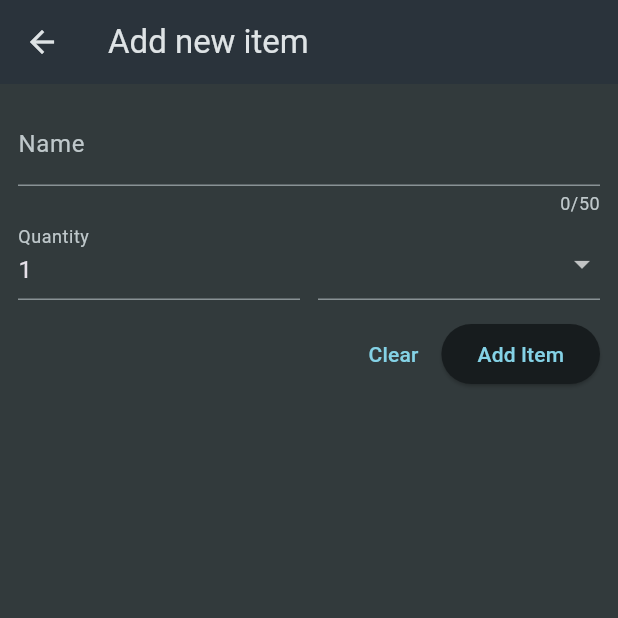
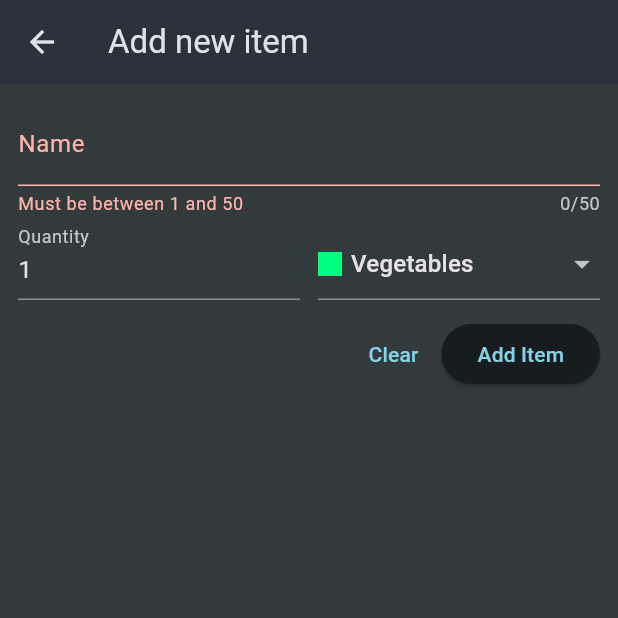
Before and after one commit to majedNaifeh/flutter_shopping_list, a Flutter app: the NewItem screen opened directly, after a tap on "Add Item", on a phone screen of 412 x 824 dp, the top half of it. Run offline on Flutter 3.47's test engine with Material 3 defaults, Android fonts, the phone set to English and light mode, and no system bars.

Commit message:
validate the from inputs,adding dissmisble widget

```diff
--- a/lib/main.dart
+++ b/lib/main.dart
@@ -14,7 +14,6 @@ class MyApp extends StatelessWidget {
     return MaterialApp(
       title: 'Flutter Groceries',
       theme: ThemeData.dark().copyWith(
-        useMaterial3: true,
         colorScheme: ColorScheme.fromSeed(
           seedColor: const Color.fromARGB(255, 147, 229, 250),
           brightness: Brightness.dark,
--- a/lib/widgets/new_item.dart
+++ b/lib/widgets/new_item.dart
@@ -1,6 +1,7 @@
 import 'package:flutter/material.dart';
 import 'package:flutter_shopping_list/data/categories.dart';
 import 'package:flutter_shopping_list/models/category.dart';
+import 'package:flutter_shopping_list/models/grocery_item.dart';
 
 class NewItem extends StatefulWidget {
   const NewItem({super.key});
@@ -12,6 +13,25 @@ class NewItem extends StatefulWidget {
 }
 
 class _NewItemState extends State<NewItem> {
+  final _formKey = GlobalKey<FormState>();
+  var _enteredName = '';
+  var _enteredQuantity = 1;
+  var _enteredCategory = categories[Categories.vegetables]!;
+
+  void _saveItem() {
+    if (_formKey.currentState!.validate()) {
+      _formKey.currentState!.save();
+      Navigator.of(context).pop(GroceryItem(
+          id: DateTime.now().toString(),
+          name: _enteredName,
+          quantity: _enteredQuantity,
+          category: _enteredCategory));
+      // print("Name: " + _enteredName);
+      // print("Quantity: " + _enteredQuantity.toString());
+      // print("Selected Category: " + _enteredCategory.toString());
+    }
+  }
+
   @override
   Widget build(BuildContext context) {
     return Scaffold(
@@ -21,6 +41,7 @@ class _NewItemState extends State<NewItem> {
       body: Padding(
         padding: const EdgeInsets.all(12),
         child: Form(
+          key: _formKey,
           child: Column(children: [
             TextFormField(
               decoration: const InputDecoration(
@@ -28,7 +49,16 @@ class _NewItemState extends State<NewItem> {
               ),
               maxLength: 50,
               validator: (value) {
-                return 'Demo...';
+                if (value == null ||
+                    value.isEmpty ||
+                    value.trim().length <= 1 ||
+                    value.trim().length > 50) {
+                  return 'Must be between 1 and 50';
+                }
+                return null; //this means that its valid
+              },
+              onSaved: (value) {
+                _enteredName = value!;
               },
             ),
             Row(
@@ -39,7 +69,20 @@ class _NewItemState extends State<NewItem> {
                     decoration: const InputDecoration(
                       label: Text('Quantity'),
                     ),
-                    initialValue: '1',
+                    initialValue: _enteredQuantity.toString(),
+                    keyboardType: TextInputType.number,
+                    validator: (value) {
+                      if (value == null ||
+                          value.isEmpty ||
+                          int.tryParse(value) == null ||
+                          int.tryParse(value)! < 1) {
+                        return 'Must be a valid, positive number.';
+                      }
+                      return null;
+                    },
+                    onSaved: (value) {
+                      _enteredQuantity = int.parse(value!);
+                    },
                   ),
                 ),
                 const SizedBox(
@@ -47,6 +90,7 @@ class _NewItemState extends State<NewItem> {
                 ),
                 Expanded(
                   child: DropdownButtonFormField(
+                    value: _enteredCategory,
                     items: [
                       for (final category in categories.entries)
                         DropdownMenuItem(
@@ -66,7 +110,11 @@ class _NewItemState extends State<NewItem> {
                           ),
                         ),
                     ],
-                    onChanged: (value) {},
+                    onChanged: (value) {
+                      setState(() {
+                        _enteredCategory = value!;
+                      });
+                    },
                   ),
                 ),
               ],
@@ -78,11 +126,13 @@ class _NewItemState extends State<NewItem> {
               mainAxisAlignment: MainAxisAlignment.end,
               children: [
                 TextButton(
-                  onPressed: () {},
+                  onPressed: () {
+                    _formKey.currentState!.reset();
+                  },
                   child: const Text('Clear'),
                 ),
                 ElevatedButton(
-                  onPressed: () {},
+                  onPressed: _saveItem,
                   child: const Text('Add Item'),
                 ),
               ],
```
Also changed, not shown: lib/widgets/grocery_list.dart (+48 -15 lines), pubspec.lock.
